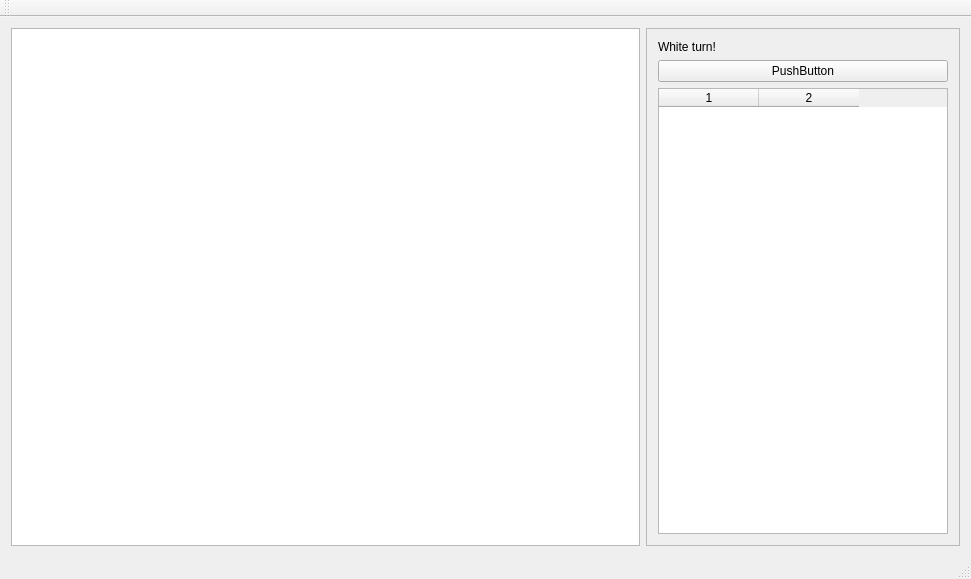
First picture: the form in mainwindow.ui, repository levi218/gui_1h2020-chess, before the edit.
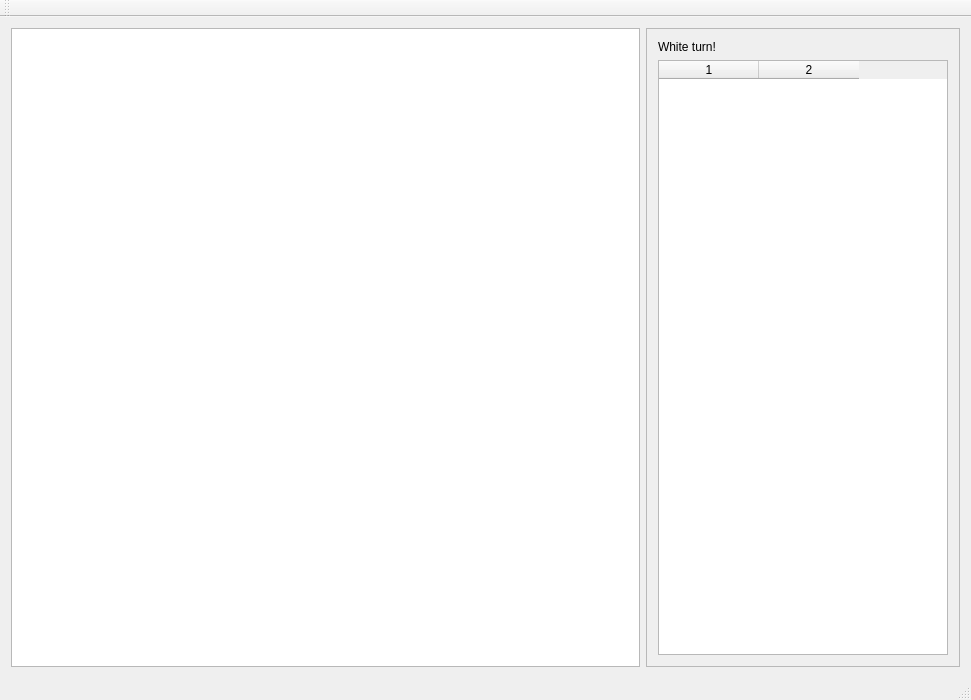
Second picture: the form after the edit.

What changed in the file:
```diff
--- a/mainwindow.ui
+++ b/mainwindow.ui
@@ -7,9 +7,15 @@
     <x>0</x>
     <y>0</y>
     <width>971</width>
-    <height>579</height>
+    <height>700</height>
    </rect>
   </property>
+  <property name="sizePolicy">
+   <sizepolicy hsizetype="Fixed" vsizetype="Fixed">
+    <horstretch>0</horstretch>
+    <verstretch>0</verstretch>
+   </sizepolicy>
+  </property>
   <property name="windowTitle">
    <string>Chess</string>
   </property>
@@ -47,13 +53,6 @@
          </property>
         </widget>
        </item>
-       <item>
-        <widget class="QPushButton" name="btnCheck">
-         <property name="text">
-          <string>PushButton</string>
-         </property>
-        </widget>
-       </item>
        <item>
         <widget class="QTableWidget" name="tblHistory">
          <property name="columnCount">
```
